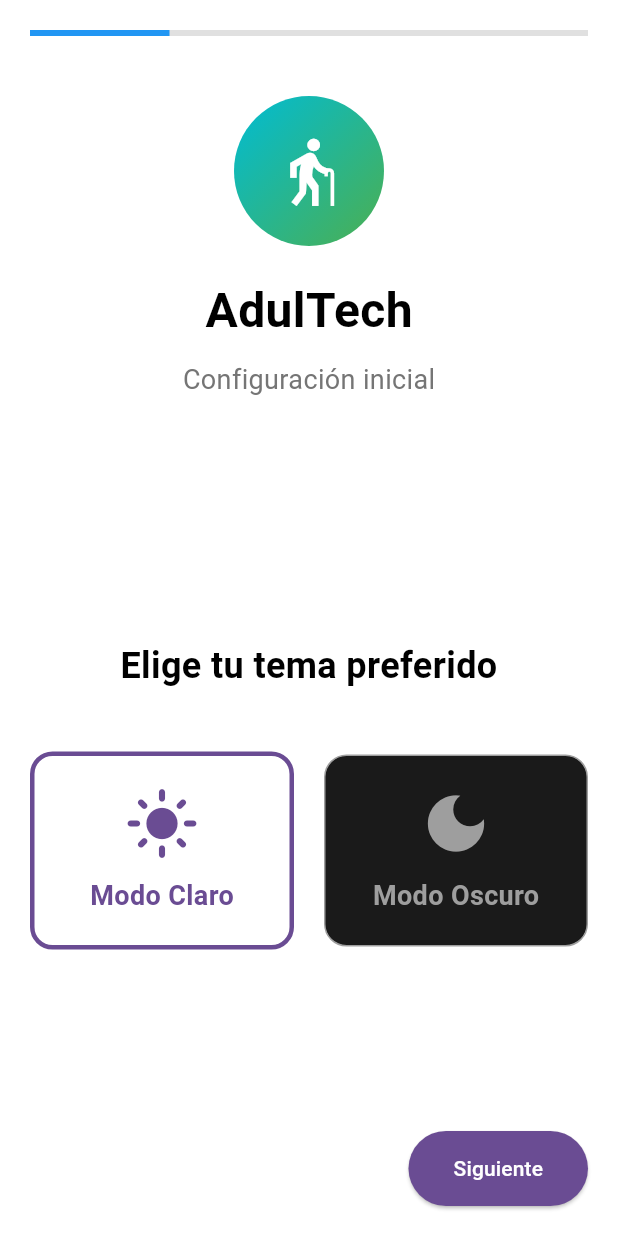
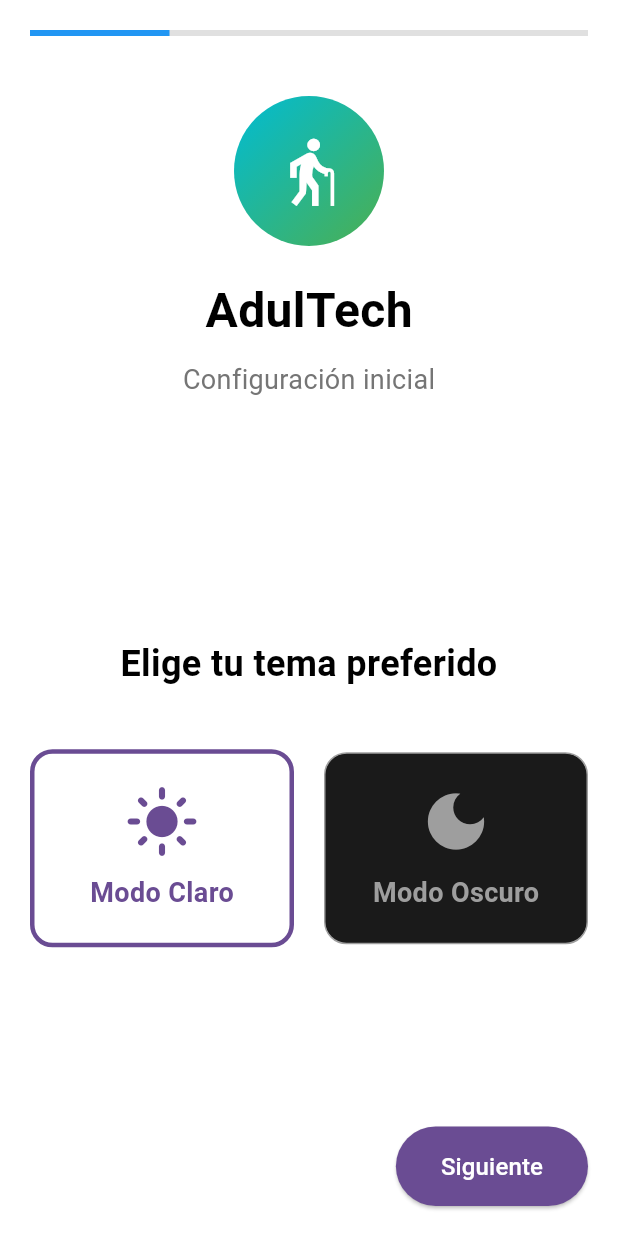
Before and after one commit to migueloip/adultech_launcher-original, a Flutter app: the screen it shows after launch, on a phone screen of 412 x 824 dp. Run offline on Flutter 3.47's test engine with Material 3 defaults, Android fonts, the phone set to English and light mode, and no system bars; our stand-ins replace shared_preferences; missing offline and left inert: android_intent_plus, installed_apps.

Commit message:
feat(android): add edge-to-edge display and transparent system bars
refactor(ui): improve text sizing consistency and system UI styling

```diff
--- a/lib/main.dart
+++ b/lib/main.dart
@@ -134,7 +134,16 @@ class _InitialSetupScreenState extends State<InitialSetupScreen> {
 
   @override
   Widget build(BuildContext context) {
-    return Scaffold(
+    return AnnotatedRegion<SystemUiOverlayStyle>(
+      value: SystemUiOverlayStyle(
+        statusBarColor: Colors.transparent,
+        statusBarIconBrightness: _isDarkMode ? Brightness.light : Brightness.dark,
+        statusBarBrightness: _isDarkMode ? Brightness.dark : Brightness.light,
+        systemNavigationBarColor: Colors.transparent,
+        systemNavigationBarIconBrightness: _isDarkMode ? Brightness.light : Brightness.dark,
+        systemNavigationBarDividerColor: Colors.transparent,
+      ),
+      child: Scaffold(
         backgroundColor: _isDarkMode ? const Color(0xFF1A1A1A) : Colors.white,
         body: SafeArea(
         child: Padding(
@@ -205,7 +214,10 @@ class _InitialSetupScreenState extends State<InitialSetupScreen> {
                         foregroundColor: Colors.white,
                         padding: const EdgeInsets.symmetric(horizontal: 30, vertical: 15),
                       ),
-                      child: const Text('Anterior'),
+                      child: Text(
+                        'Anterior',
+                        style: TextStyle(fontSize: _fontSize),
+                      ),
                     )
                   else
                     const SizedBox(),
@@ -216,11 +228,15 @@ class _InitialSetupScreenState extends State<InitialSetupScreen> {
                       foregroundColor: Colors.white,
                       padding: const EdgeInsets.symmetric(horizontal: 30, vertical: 15),
                     ),
-                    child: Text(_currentStep == 3 ? 'Finalizar' : 'Siguiente'),
-                  ),
-                ],
-              ),
-            ],
+                    child: Text(
+                      _currentStep == 3 ? 'Finalizar' : 'Siguiente',
+                      style: TextStyle(fontSize: _fontSize),
+                    ),
+                  ),
+                ],
+              ),
+            ],
+          ),
         ),
       ),
       ),
@@ -249,7 +265,7 @@ class _InitialSetupScreenState extends State<InitialSetupScreen> {
         Text(
           'Elige tu tema preferido',
           style: TextStyle(
-            fontSize: 24,
+            fontSize: _fontSize + 8,
             fontWeight: FontWeight.bold,
             color: _isDarkMode ? Colors.white : Colors.black,
           ),
@@ -286,7 +302,7 @@ class _InitialSetupScreenState extends State<InitialSetupScreen> {
                       Text(
                         'Modo Claro',
                         style: TextStyle(
-                          fontSize: 18,
+                          fontSize: _fontSize + 2,
                           fontWeight: FontWeight.bold,
                           color: !_isDarkMode ? const Color(0xFF6A4C93) : Colors.grey,
                         ),
@@ -325,7 +341,7 @@ class _InitialSetupScreenState extends State<InitialSetupScreen> {
                       Text(
                         'Modo Oscuro',
                         style: TextStyle(
-                          fontSize: 18,
+                          fontSize: _fontSize + 2,
                           fontWeight: FontWeight.bold,
                           color: _isDarkMode ? const Color(0xFF6A4C93) : Colors.grey,
                         ),
@@ -418,13 +434,14 @@ class _InitialSetupScreenState extends State<InitialSetupScreen> {
   }
 
   Widget _buildNameStep() {
-    return Column(
+    return SingleChildScrollView(
+      child: Column(
         mainAxisAlignment: MainAxisAlignment.center,
         children: [
           Text(
             '¿Cómo te llamas?',
             style: TextStyle(
-            fontSize: 24,
+              fontSize: _fontSize + 8,
               fontWeight: FontWeight.bold,
               color: _isDarkMode ? Colors.white : Colors.black,
             ),
@@ -434,7 +451,7 @@ class _InitialSetupScreenState extends State<InitialSetupScreen> {
           Text(
             'Este nombre aparecerá en tu pantalla de bienvenida',
             style: TextStyle(
-            fontSize: 16,
+              fontSize: _fontSize,
               color: _isDarkMode ? Colors.grey[300] : Colors.grey[600],
             ),
             textAlign: TextAlign.center,
@@ -443,7 +460,7 @@ class _InitialSetupScreenState extends State<InitialSetupScreen> {
           TextField(
             controller: _nameController,
             style: TextStyle(
-            fontSize: 20,
+              fontSize: _fontSize + 4,
               color: _isDarkMode ? Colors.white : Colors.black,
             ),
             decoration: InputDecoration(
@@ -460,7 +477,9 @@ class _InitialSetupScreenState extends State<InitialSetupScreen> {
               contentPadding: const EdgeInsets.all(20),
             ),
           ),
-      ],
+          const SizedBox(height: 100), // Espacio adicional para evitar que el teclado oculte el contenido
+         ],
+       ),
      );
   }
 
@@ -472,7 +491,7 @@ class _InitialSetupScreenState extends State<InitialSetupScreen> {
           Text(
           'Contacto de emergencia',
           style: TextStyle(
-              fontSize: 24,
+            fontSize: _fontSize + 8,
             fontWeight: FontWeight.bold,
             color: _isDarkMode ? Colors.white : Colors.black,
           ),
@@ -482,7 +501,7 @@ class _InitialSetupScreenState extends State<InitialSetupScreen> {
         Text(
           'Este número se llamará cuando presiones el botón de emergencia',
           style: TextStyle(
-              fontSize: 16,
+            fontSize: _fontSize,
             color: _isDarkMode ? Colors.grey[300] : Colors.grey[600],
           ),
           textAlign: TextAlign.center,
@@ -492,7 +511,7 @@ class _InitialSetupScreenState extends State<InitialSetupScreen> {
             controller: _emergencyContactController,
             keyboardType: TextInputType.phone,
             style: TextStyle(
-              fontSize: 20,
+              fontSize: _fontSize + 4,
               color: _isDarkMode ? Colors.white : Colors.black,
             ),
             decoration: InputDecoration(
@@ -995,9 +1014,19 @@ class _LauncherScreenState extends State<LauncherScreen> {
 
   @override
   Widget build(BuildContext context) {
-    return Scaffold(
+    return AnnotatedRegion<SystemUiOverlayStyle>(
+      value: SystemUiOverlayStyle(
+        statusBarColor: Colors.transparent,
+        statusBarIconBrightness: _isDarkMode ? Brightness.light : Brightness.dark,
+        statusBarBrightness: _isDarkMode ? Brightness.dark : Brightness.light,
+        systemNavigationBarColor: Colors.transparent,
+        systemNavigationBarIconBrightness: _isDarkMode ? Brightness.light : Brightness.dark,
+        systemNavigationBarDividerColor: Colors.transparent,
+      ),
+      child: Scaffold(
         backgroundColor: _isDarkMode ? const Color(0xFF1A1A1A) : Colors.white,
         body: SafeArea(
+          bottom: false, // Allow content to extend behind gesture area
           child: Column(
           children: [
             // Emergency Button and Settings Button (Fixed at top)
@@ -1102,6 +1131,7 @@ class _LauncherScreenState extends State<LauncherScreen> {
               ),
             ),
           ],
+        ),
       ),
       ),
     );
```
Also changed, not shown: 3 other files. Lines whose indentation alone changed are shown as unchanged.
